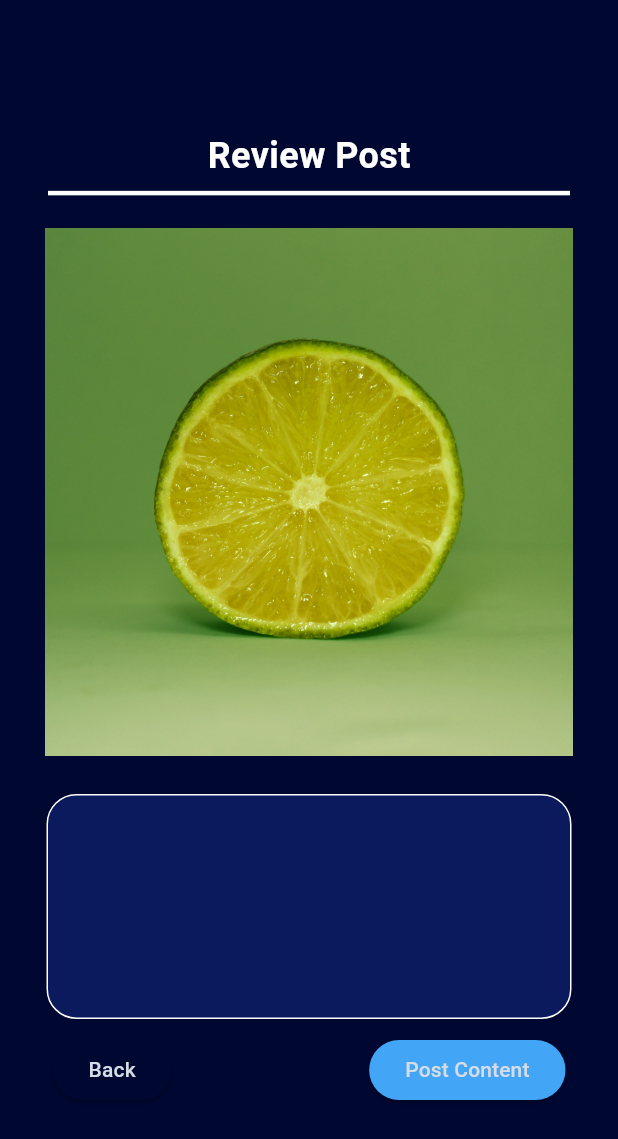
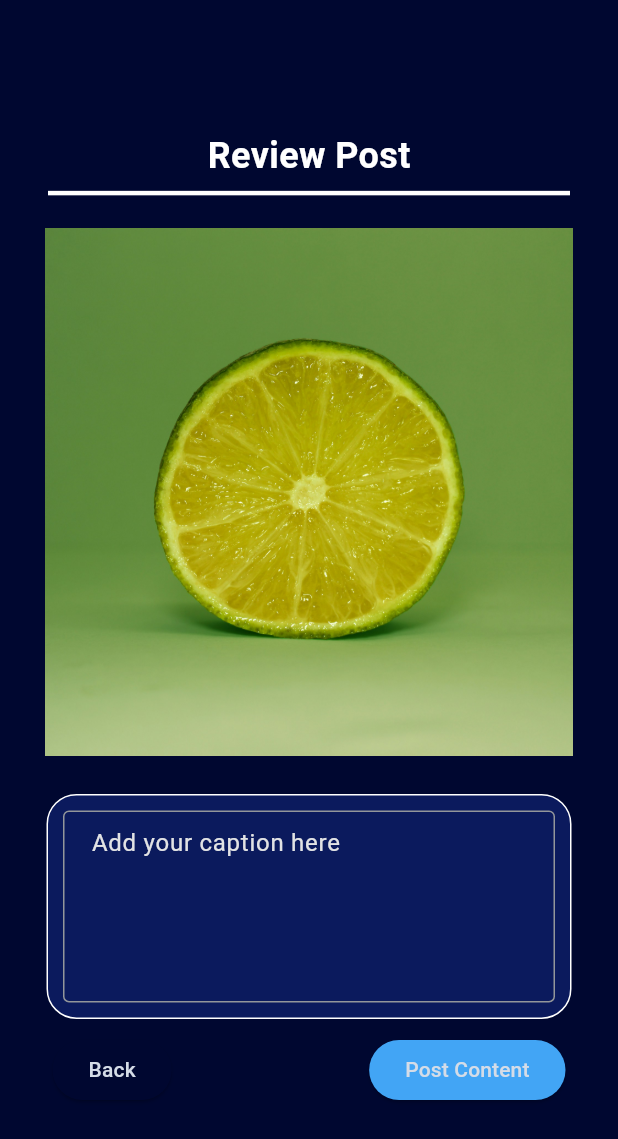
Before and after one commit to WillingDev0812/Blend, a Flutter app: the PostingOverviewPage screen opened by its route, on a phone screen of 412 x 824 dp. Shown: the top 1139 px of the screen. Run offline on Flutter 3.47's test engine with Material 3 defaults, Android fonts, the phone set to English and light mode, and no system bars; our stand-ins replace cloud_firestore, curved_navigation_bar, firebase_auth, firebase_core, flex_color_scheme, google_sign_in and 2 more; missing offline and left inert: flutter_facebook_auth; accounts and stored records are empty; network calls fail; project files that could hold a hidden picture were left out.

Commit message:
Needed to merge after new computer set-up

```diff
--- a/blend/lib/pages/navPages/posting/overview_post.dart
+++ b/blend/lib/pages/navPages/posting/overview_post.dart
@@ -51,10 +51,18 @@ class PostingOverviewPage extends StatelessWidget {
                           Radius.circular(20.0),
                         ),
                       ),
-                      child: Text(
-                        provider.postCaption,
-                        style: TextStyle(fontSize: 14.0),
-                      ),
+
+                      child: TextField(
+                          keyboardType: TextInputType.multiline,
+                          maxLines: 10,
+                          decoration: const InputDecoration(
+                            contentPadding:
+                                EdgeInsets.symmetric(vertical: 10, horizontal: 15),
+                            border: OutlineInputBorder(),
+                            labelText: "Add your caption here",
+                            alignLabelWithHint: true,
+                          ),
+                        ),
                     ),
                     SizedBox(height: 10,),
                     Container(
```
Also changed, not shown: blend/pubspec.lock, 2 other files.
